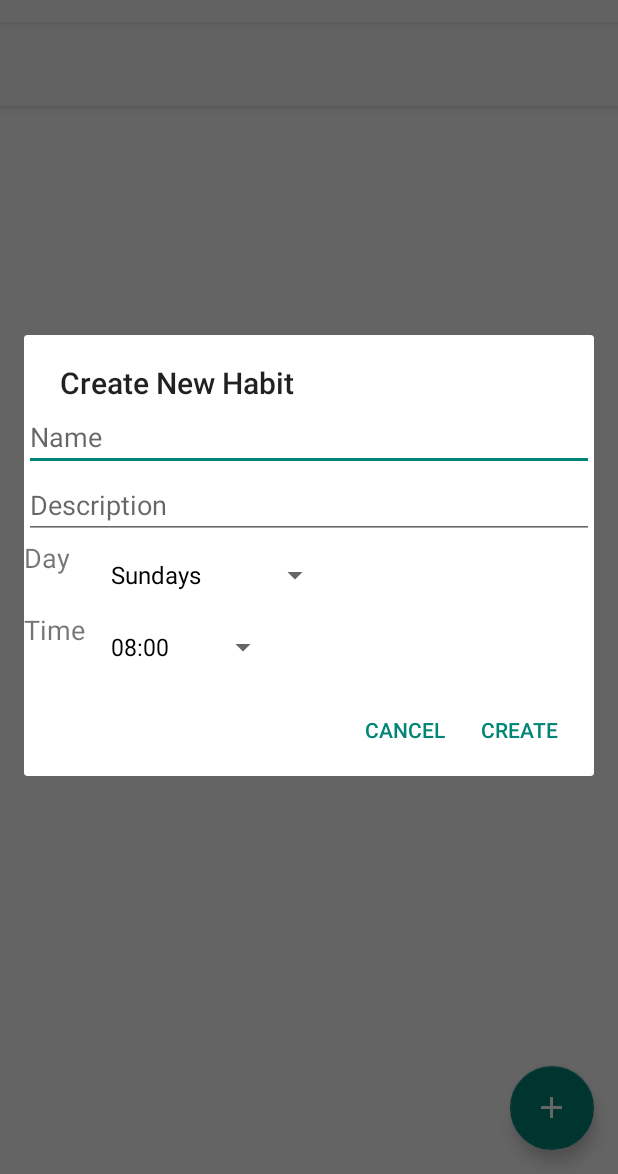
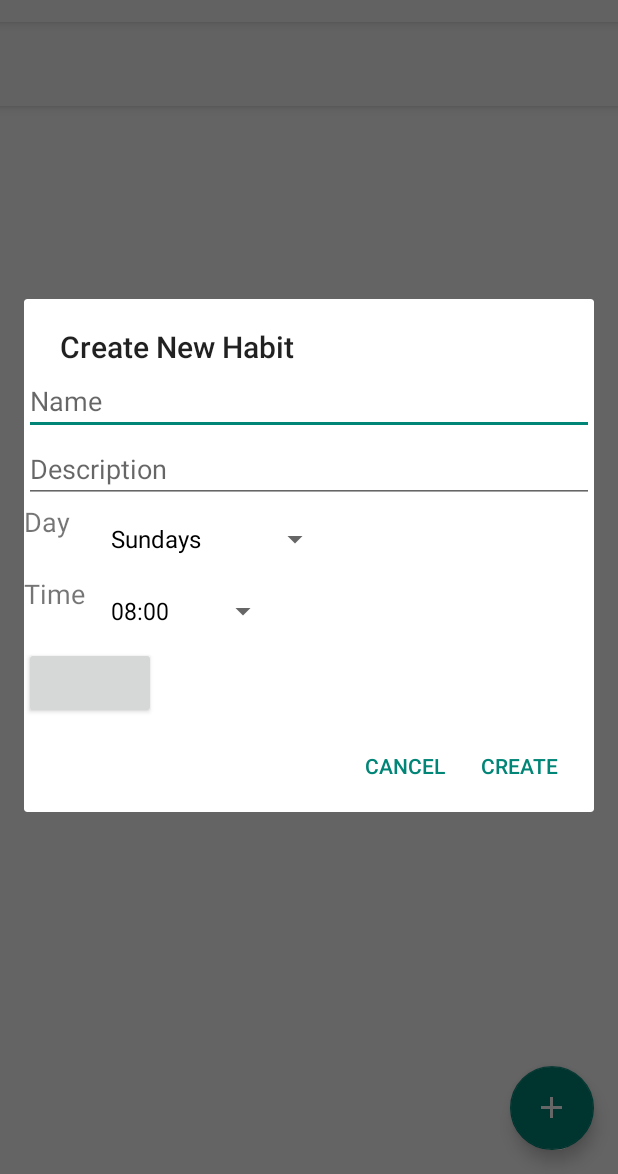
Before and after one commit to stac21/HabitHelper, an Android app: the screen it shows after launch (MainActivity), after a tap on an icon or button, on a phone screen of 412 x 824 dp, the part 62-1236 px from its top. Run offline under Robolectric (Android 15) with nearby library versions, the phone set to English and light mode, and no system bars; 1 statement that could not run was skipped.

Commit message:
I believe this to be the touchable button

```diff
--- a/app/src/main/java/com/example/grant/projectmoheth/MainActivity.java
+++ b/app/src/main/java/com/example/grant/projectmoheth/MainActivity.java
@@ -20,11 +20,13 @@ import android.view.MenuItem;
 import android.view.ViewGroup;
 import android.widget.AdapterView;
 import android.widget.ArrayAdapter;
+import android.widget.Button;
 import android.widget.CheckBox;
 import android.widget.EditText;
 import android.widget.Spinner;
 import android.widget.TextView;
 import android.widget.TimePicker;
+import android.widget.Toast;
 
 import com.google.gson.Gson;
 import com.google.gson.reflect.TypeToken;
@@ -75,6 +77,7 @@ public class MainActivity extends AppCompatActivity {
 
                 final EditText nameET = (EditText) v.findViewById(R.id.nameET);
                 final EditText descriptionET = (EditText) v.findViewById(R.id.descriptionET);
+                final Button colorButton = (Button) v.findViewById(R.id.colorButton);
 
                 Spinner timeSpinner = (Spinner) v.findViewById(R.id.timeSpinner);
                 timeSpinner.setAdapter(new ArrayAdapter<String>(view.getContext(),
@@ -171,6 +174,14 @@ public class MainActivity extends AppCompatActivity {
                     @Override
                     public void onNothingSelected(AdapterView<?> parent) {
 
+                    }
+                });
+
+                colorButton.setOnClickListener(new View.OnClickListener() {
+                    @Override
+                    public void onClick(View view) {
+                        Toast.makeText(getApplicationContext(), "Button clicked", Toast.LENGTH_SHORT).
+                                show();
                     }
                 });
 
@@ -277,10 +288,6 @@ public class MainActivity extends AppCompatActivity {
         Type collectionType = new TypeToken<ArrayList<CardInfo>>(){}.getType();
         ArrayList<CardInfo> cardInfoList = new Gson().fromJson(json, collectionType);
 
-        for (int i = 0; i < cardInfoList.size(); i++) {
-            System.out.println(cardInfoList.get(i).selectedDay + "\n");
-        }
-
         return cardInfoList;
     }
 
--- a/app/src/main/res/layout/dialog.xml
+++ b/app/src/main/res/layout/dialog.xml
@@ -44,5 +44,10 @@
         android:layout_below="@+id/daySpinner"
         android:layout_alignLeft="@+id/daySpinner"
         android:layout_alignStart="@+id/daySpinner" />
+    <Button
+        android:id="@+id/colorButton"
+        android:layout_width="wrap_content"
+        android:layout_height="wrap_content"
+        android:layout_below="@id/timeSpinner"/>
 
 </RelativeLayout>
```
